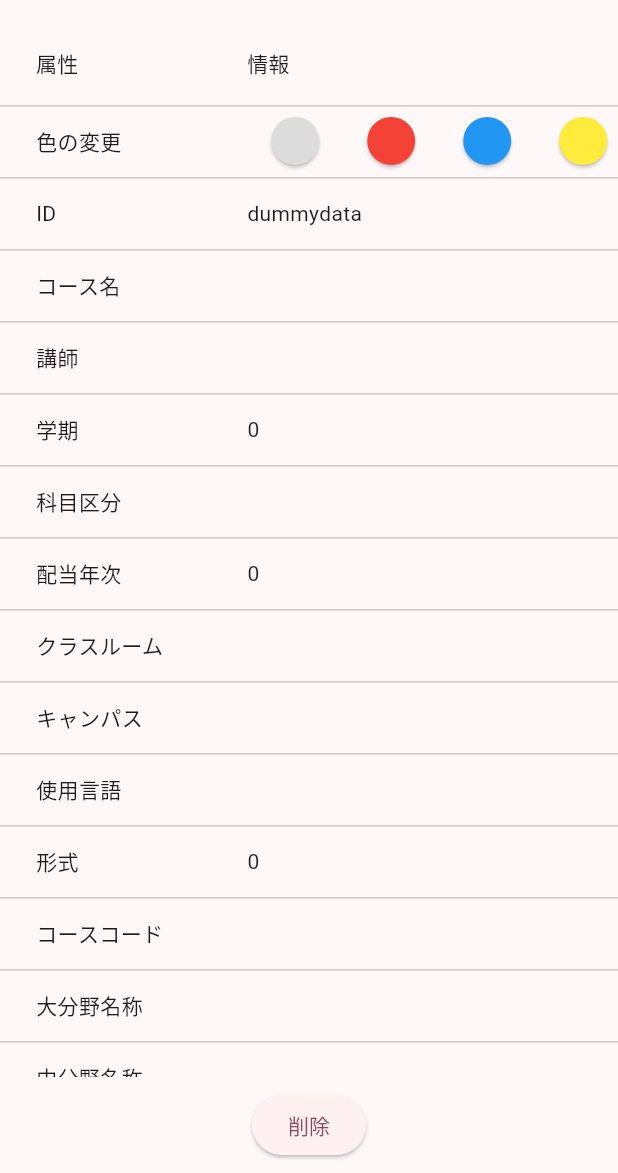
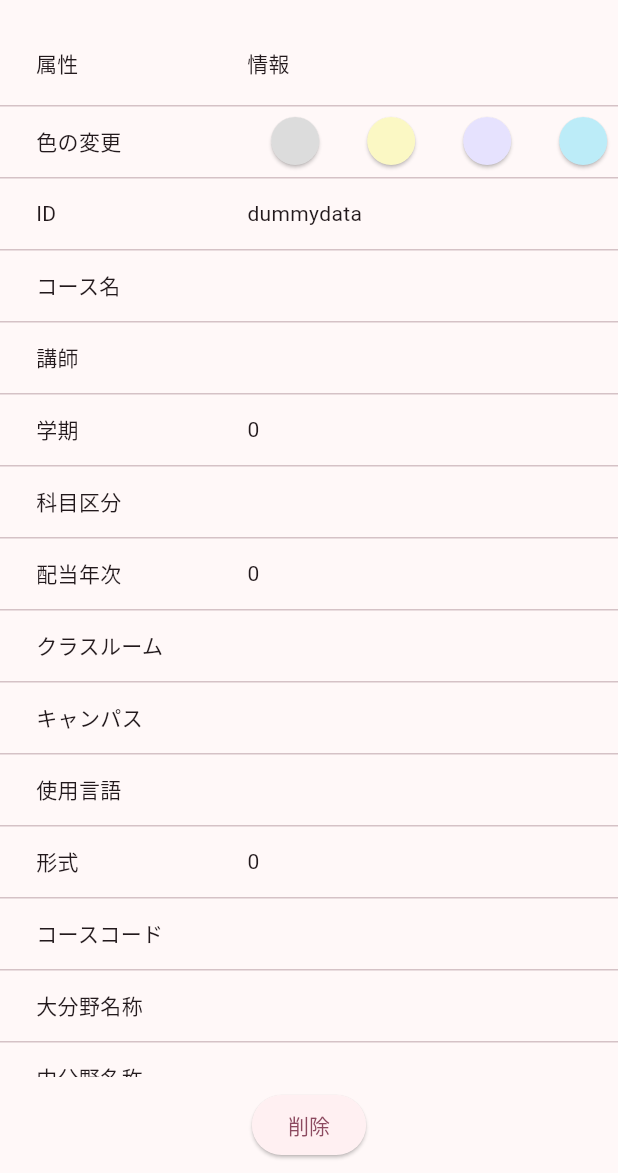
Before and after one commit to wasedaconnect/waseda_connect, a Flutter app: the ClassDetailComponent screen opened directly with empty values, on a phone screen of 412 x 824 dp, the part 63-1236 px from its top. Run offline on Flutter 3.47's test engine with Material 3 defaults, Android fonts, the phone set to English and light mode, and no system bars; our stand-ins replace csv, flutter_riverpod, shared_preferences, sqflite; missing offline and left inert: ulid; accounts and stored records are empty.

Commit message:
fix TimeTableUI

```diff
--- a/lib/constants/Dict.dart
+++ b/lib/constants/Dict.dart
@@ -232,17 +232,17 @@ Map<int, String> periodMap = {
 
 //学期とその色
 List<String> semesterList = ["春学期", "秋学期"];
-List mainColor = [
-  const Color.fromARGB(255, 194, 224, 238),
-  const Color.fromARGB(255, 246, 179, 174),
-];
+// List mainColor = [
+//   const Color.fromARGB(255, 194, 224, 238),
+//   const Color.fromARGB(255, 246, 179, 174),
+// ];
 
 // 授業の背景色候補(最初の色「Colors.grey[300]」は授業が空の場合。)
 Map<int, Color> classColor = {
   0: Color.fromRGBO(220, 220, 220, 1.0), // 授業が空の場合
-  1: Colors.red,
-  2: Colors.blue,
-  3: Colors.yellow,
-  4: Colors.green,
-  5: Colors.purple,
+  1: Color.fromRGBO(251, 248, 196, 1.0),
+  2: Color.fromRGBO(230, 226, 254, 1.0),
+  3: Color.fromRGBO(188, 236, 248, 1.0),
+  4: Color.fromRGBO(0, 0, 0, 1.0), // # に変更
+  5: Color.fromRGBO(0, 0, 0, 1.0), // # に変更
 };
```
Also changed, not shown: lib/components/TimeTableComponent.dart (+23 -9 lines), lib/screen/TimeTable/TimeTable.dart (+29 -22 lines).
